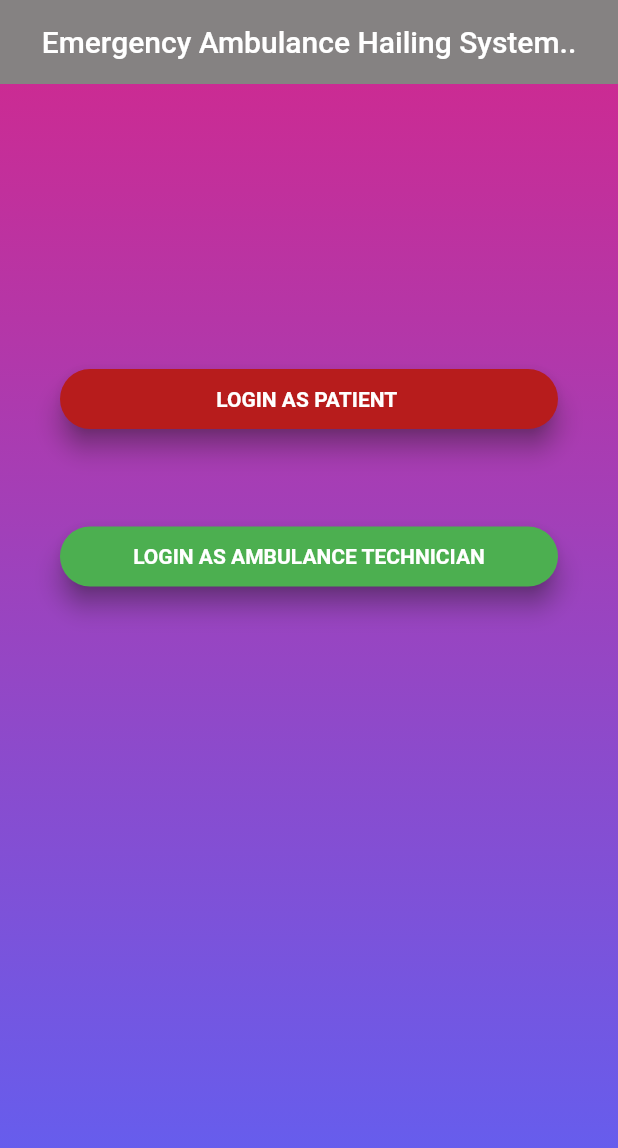
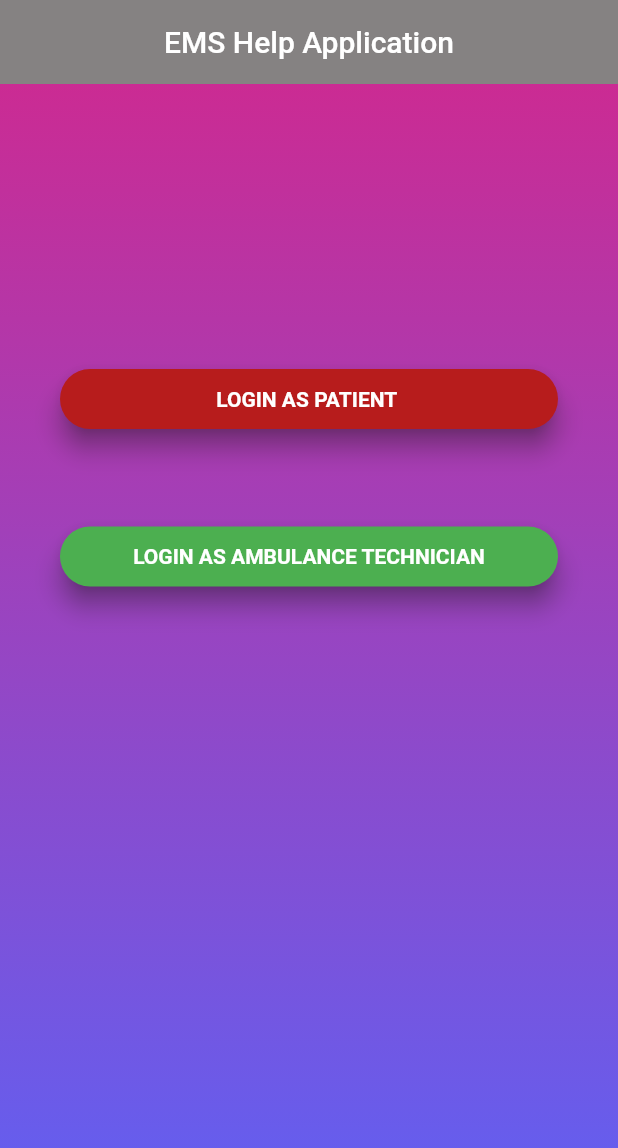
Before and after one commit to MamboTally/ems_help_app, a Flutter app: the screen it shows after launch, on a phone screen of 412 x 824 dp. Shown: the top 1148 px of the screen. Run offline on Flutter 3.47's test engine with Material 2 defaults, Android fonts, the phone set to English and light mode, and no system bars; our stand-ins replace cloud_firestore, firebase_auth, firebase_core, google_maps_flutter, location, permission_handler; missing offline and left inert: flutter_sms; accounts and stored records are empty.

Commit message:
EMS Help Application

```diff
--- a/lib/landing.dart
+++ b/lib/landing.dart
@@ -13,7 +13,7 @@ class _LandingState extends State<Landing> {
   Widget build(BuildContext context) {
     return Scaffold(
       appBar: AppBar(
-        title: const Text('Emergency Ambulance Hailing System..'),
+        title: const Text('EMS Help Application'),
         centerTitle: true,
         backgroundColor: const Color.fromARGB(255, 133, 130, 130),
         elevation:0.0,
--- a/lib/map.dart
+++ b/lib/map.dart
@@ -38,7 +38,7 @@ class _MyAppState extends State<MyApp> {
     return Scaffold(
       backgroundColor: const Color.fromARGB(255, 62, 63, 63),
       appBar: AppBar(
-        title: const Text('Emergency Ambulance...'),
+        title: const Text('EMS Help Application'),
         centerTitle: true,
         backgroundColor: const Color.fromARGB(255, 133, 130, 130),
         elevation:0.0,
--- a/lib/pagem.dart
+++ b/lib/pagem.dart
@@ -24,7 +24,7 @@ class _MapState extends State<Map> {
     return Scaffold(
       // backgroundColor: const Color.fromARGB(255, 62, 63, 63),
        appBar: AppBar(
-        title: const Text('Emergency Ambulance...'),
+        title: const Text('EMS Help Application'),
         centerTitle: true,
         backgroundColor: const Color.fromARGB(255, 133, 130, 130),
         elevation:0.0,
```
